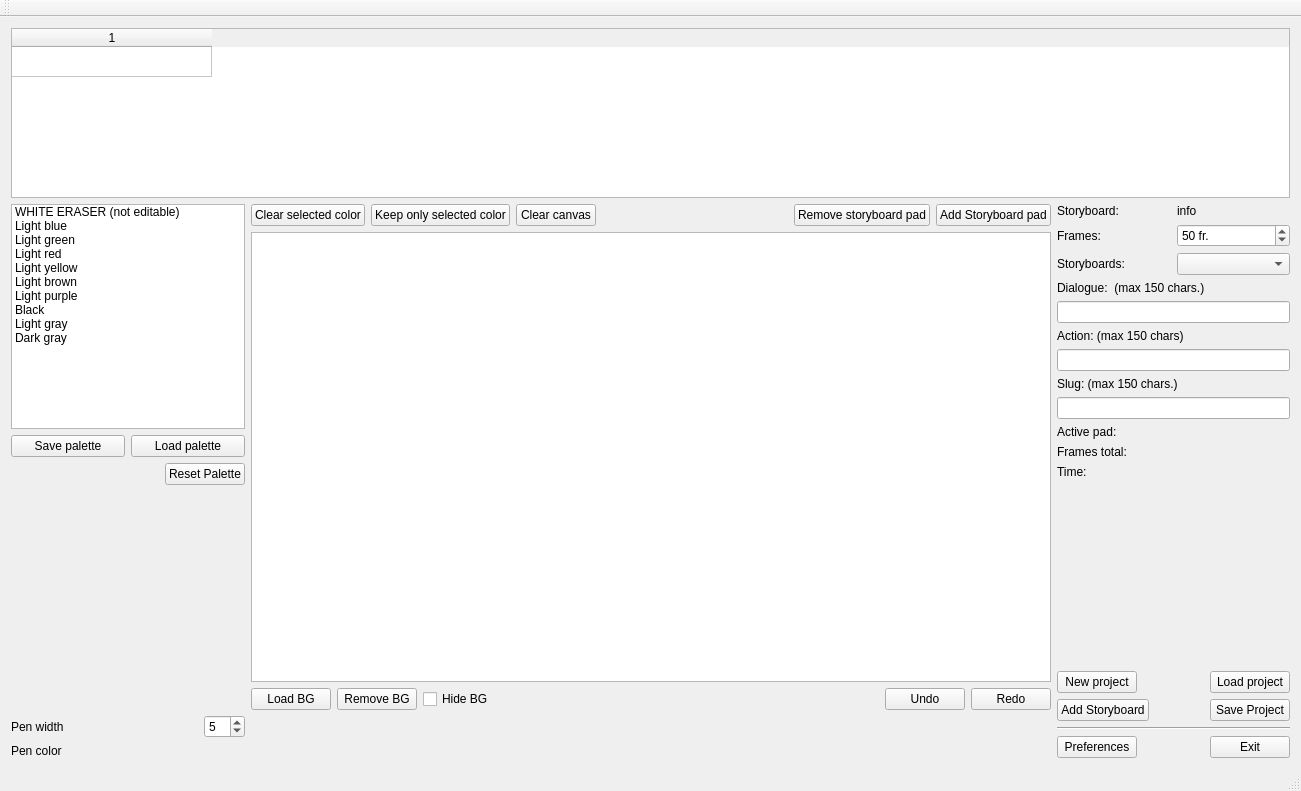
Qt form mainwindow.ui (davidlamhauge/dastoryboard) before a commit.
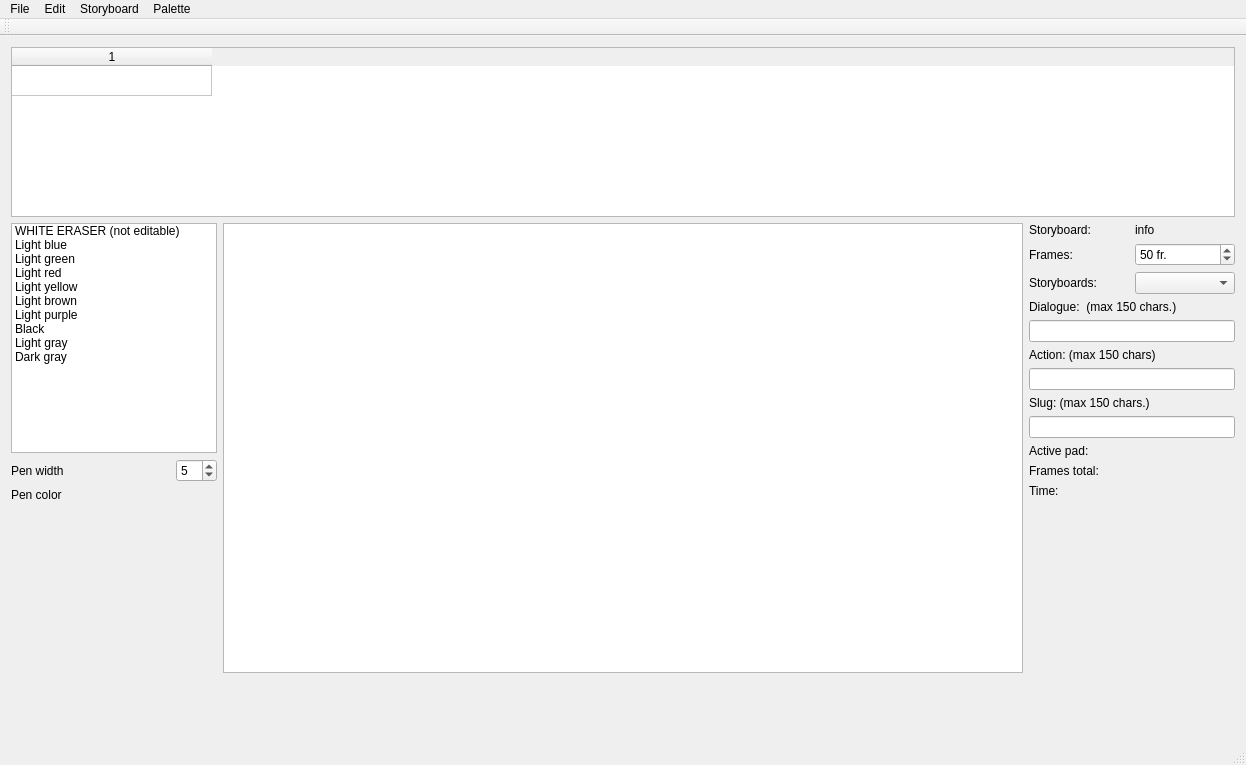
The same form after that commit. Icons and pictures are not drawn.

Commit message: Menus implemented. Buttons removed from UI

Patch:
```diff
--- a/mainwindow.ui
+++ b/mainwindow.ui
@@ -6,8 +6,8 @@
    <rect>
     <x>0</x>
     <y>0</y>
-    <width>1301</width>
-    <height>791</height>
+    <width>1246</width>
+    <height>765</height>
    </rect>
   </property>
   <property name="sizePolicy">
@@ -24,7 +24,7 @@
     <normaloff>icon.png</normaloff>icon.png</iconset>
   </property>
   <widget class="QWidget" name="centralWidget">
-   <layout class="QVBoxLayout" name="verticalLayout_7">
+   <layout class="QVBoxLayout" name="verticalLayout_4">
     <item>
      <widget class="QTableWidget" name="twStoryboard">
       <property name="minimumSize">
@@ -89,7 +89,7 @@
      </widget>
     </item>
     <item>
-     <layout class="QHBoxLayout" name="horizontalLayout_12">
+     <layout class="QHBoxLayout" name="horizontalLayout_4">
       <item>
        <layout class="QVBoxLayout" name="verticalLayout_5">
         <item>
@@ -197,61 +197,6 @@
           </item>
          </widget>
         </item>
-        <item>
-         <layout class="QHBoxLayout" name="horizontalLayout_8">
-          <item>
-           <widget class="QPushButton" name="btnSavePal">
-            <property name="text">
-             <string>Save palette</string>
-            </property>
-           </widget>
-          </item>
-          <item>
-           <widget class="QPushButton" name="btnLoadPal">
-            <property name="text">
-             <string>Load palette</string>
-            </property>
-           </widget>
-          </item>
-         </layout>
-        </item>
-        <item>
-         <layout class="QHBoxLayout" name="horizontalLayout_9">
-          <item>
-           <spacer name="horizontalSpacer_5">
-            <property name="orientation">
-             <enum>Qt::Horizontal</enum>
-            </property>
-            <property name="sizeHint" stdset="0">
-             <size>
-              <width>40</width>
-              <height>20</height>
-             </size>
-            </property>
-           </spacer>
-          </item>
-          <item>
-           <widget class="QPushButton" name="btnResetPal">
-            <property name="text">
-             <string>Reset Palette</string>
-            </property>
-           </widget>
-          </item>
-         </layout>
-        </item>
-        <item>
-         <spacer name="verticalSpacer_3">
-          <property name="orientation">
-           <enum>Qt::Vertical</enum>
-          </property>
-          <property name="sizeHint" stdset="0">
-           <size>
-            <width>20</width>
-            <height>40</height>
-           </size>
-          </property>
-         </spacer>
-        </item>
         <item>
          <layout class="QHBoxLayout" name="horizontalLayout_10">
           <item>
@@ -302,62 +247,23 @@
           </property>
          </widget>
         </item>
-       </layout>
-      </item>
       <item>
-       <layout class="QVBoxLayout" name="verticalLayout_4">
-        <item>
-         <layout class="QHBoxLayout" name="horizontalLayout_17">
-          <item>
-           <widget class="QPushButton" name="btnClearSelColor">
-            <property name="text">
-             <string>Clear selected color</string>
-            </property>
-           </widget>
-          </item>
-          <item>
-           <widget class="QPushButton" name="btnClearButSelColor">
-            <property name="text">
-             <string>Keep only selected color</string>
-            </property>
-           </widget>
-          </item>
-          <item>
-           <widget class="QPushButton" name="btnClearCanvas">
-            <property name="text">
-             <string>Clear canvas</string>
-            </property>
-           </widget>
-          </item>
-          <item>
-           <spacer name="horizontalSpacer_4">
+         <spacer name="verticalSpacer_3">
             <property name="orientation">
-             <enum>Qt::Horizontal</enum>
+           <enum>Qt::Vertical</enum>
             </property>
             <property name="sizeHint" stdset="0">
              <size>
-              <width>40</width>
-              <height>20</height>
+            <width>20</width>
+            <height>40</height>
              </size>
             </property>
            </spacer>
           </item>
-          <item>
-           <widget class="QPushButton" name="btnRemoveStoryboardPad">
-            <property name="text">
-             <string>Remove storyboard pad</string>
-            </property>
-           </widget>
-          </item>
-          <item>
-           <widget class="QPushButton" name="btnAddStoryboardPad">
-            <property name="text">
-             <string>Add Storyboard pad</string>
-            </property>
-           </widget>
-          </item>
-         </layout>
-        </item>
+       </layout>
+      </item>
+      <item>
+       <layout class="QVBoxLayout" name="verticalLayout_3">
         <item>
          <widget class="QGraphicsView" name="gvSketchPad">
           <property name="sizePolicy">
@@ -389,58 +295,6 @@
           </property>
          </widget>
         </item>
-        <item>
-         <layout class="QHBoxLayout" name="horizontalLayout_4">
-          <item>
-           <widget class="QPushButton" name="btnLoadBG">
-            <property name="text">
-             <string>Load BG</string>
-            </property>
-           </widget>
-          </item>
-          <item>
-           <widget class="QPushButton" name="btnRemoveBG">
-            <property name="text">
-             <string>Remove BG</string>
-            </property>
-           </widget>
-          </item>
-          <item>
-           <widget class="QCheckBox" name="cbBG">
-            <property name="text">
-             <string>Hide BG</string>
-            </property>
-           </widget>
-          </item>
-          <item>
-           <spacer name="horizontalSpacer_7">
-            <property name="orientation">
-             <enum>Qt::Horizontal</enum>
-            </property>
-            <property name="sizeHint" stdset="0">
-             <size>
-              <width>40</width>
-              <height>20</height>
-             </size>
-            </property>
-           </spacer>
-          </item>
-          <item>
-           <widget class="QPushButton" name="btnUndo">
-            <property name="text">
-             <string>Undo</string>
-            </property>
-           </widget>
-          </item>
-          <item>
-           <widget class="QPushButton" name="btnRedo">
-            <property name="text">
-             <string>Redo</string>
-            </property>
-           </widget>
-          </item>
-         </layout>
-        </item>
         <item>
          <spacer name="verticalSpacer_2">
           <property name="orientation">
@@ -448,16 +302,14 @@
           </property>
           <property name="sizeHint" stdset="0">
            <size>
-            <width>797</width>
-            <height>13</height>
+            <width>20</width>
+            <height>40</height>
            </size>
           </property>
          </spacer>
         </item>
        </layout>
       </item>
-      <item>
-       <layout class="QVBoxLayout" name="verticalLayout_6">
         <item>
          <layout class="QVBoxLayout" name="verticalLayout_2">
           <item>
@@ -570,6 +422,27 @@
           </item>
           <item>
            <layout class="QGridLayout" name="gridLayout_2">
+          <item row="0" column="0">
+           <widget class="QLabel" name="labActivePadText">
+            <property name="text">
+             <string>Active pad:</string>
+            </property>
+           </widget>
+          </item>
+          <item row="1" column="0">
+           <widget class="QLabel" name="labFrameCountText">
+            <property name="text">
+             <string>Frames total:</string>
+            </property>
+           </widget>
+          </item>
+          <item row="0" column="1">
+           <widget class="QLabel" name="labActivePadValue">
+            <property name="text">
+             <string/>
+            </property>
+           </widget>
+          </item>
             <item row="2" column="0">
              <widget class="QLabel" name="labTimeText">
               <property name="text">
@@ -577,13 +450,6 @@
               </property>
              </widget>
             </item>
-            <item row="2" column="1">
-             <widget class="QLabel" name="labTimeValue">
-              <property name="text">
-               <string/>
-              </property>
-             </widget>
-            </item>
             <item row="1" column="1">
              <widget class="QLabel" name="labFramesCountValue">
               <property name="text">
@@ -591,34 +457,14 @@
               </property>
              </widget>
             </item>
-            <item row="0" column="1">
-             <widget class="QLabel" name="labActivePadValue">
+          <item row="2" column="1">
+           <widget class="QLabel" name="labTimeValue">
               <property name="text">
                <string/>
               </property>
              </widget>
             </item>
-            <item row="1" column="0">
-             <widget class="QLabel" name="labFrameCountText">
-              <property name="text">
-               <string>Frames total:</string>
-              </property>
-             </widget>
-            </item>
-            <item row="0" column="0">
-             <widget class="QLabel" name="labActivePadText">
-              <property name="text">
-               <string>Active pad:</string>
-              </property>
-             </widget>
-            </item>
-           </layout>
-          </item>
-         </layout>
-        </item>
-        <item>
-         <layout class="QVBoxLayout" name="verticalLayout_3">
-          <item>
+          <item row="3" column="1">
            <spacer name="verticalSpacer">
             <property name="orientation">
              <enum>Qt::Vertical</enum>
@@ -631,106 +477,6 @@
             </property>
            </spacer>
           </item>
-          <item>
-           <layout class="QHBoxLayout" name="horizontalLayout_11">
-            <item>
-             <widget class="QPushButton" name="btnNewProject">
-              <property name="text">
-               <string>New project</string>
-              </property>
-             </widget>
-            </item>
-            <item>
-             <spacer name="horizontalSpacer_8">
-              <property name="orientation">
-               <enum>Qt::Horizontal</enum>
-              </property>
-              <property name="sizeHint" stdset="0">
-               <size>
-                <width>40</width>
-                <height>20</height>
-               </size>
-              </property>
-             </spacer>
-            </item>
-            <item>
-             <widget class="QPushButton" name="btnLoadProject">
-              <property name="text">
-               <string>Load project</string>
-              </property>
-             </widget>
-            </item>
-           </layout>
-          </item>
-          <item>
-           <layout class="QHBoxLayout" name="horizontalLayout_5">
-            <item>
-             <widget class="QPushButton" name="btnAddStoryboard">
-              <property name="text">
-               <string>Add Storyboard</string>
-              </property>
-             </widget>
-            </item>
-            <item>
-             <spacer name="horizontalSpacer_2">
-              <property name="orientation">
-               <enum>Qt::Horizontal</enum>
-              </property>
-              <property name="sizeHint" stdset="0">
-               <size>
-                <width>40</width>
-                <height>20</height>
-               </size>
-              </property>
-             </spacer>
-            </item>
-            <item>
-             <widget class="QPushButton" name="btnSaveProject">
-              <property name="text">
-               <string>Save Project</string>
-              </property>
-             </widget>
-            </item>
-           </layout>
-          </item>
-          <item>
-           <widget class="Line" name="line">
-            <property name="orientation">
-             <enum>Qt::Horizontal</enum>
-            </property>
-           </widget>
-          </item>
-          <item>
-           <layout class="QHBoxLayout" name="horizontalLayout_6">
-            <item>
-             <widget class="QPushButton" name="btnPreferences">
-              <property name="text">
-               <string>Preferences</string>
-              </property>
-             </widget>
-            </item>
-            <item>
-             <spacer name="horizontalSpacer">
-              <property name="orientation">
-               <enum>Qt::Horizontal</enum>
-              </property>
-              <property name="sizeHint" stdset="0">
-               <size>
-                <width>40</width>
-                <height>20</height>
-               </size>
-              </property>
-             </spacer>
-            </item>
-            <item>
-             <widget class="QPushButton" name="btnExit">
-              <property name="text">
-               <string>Exit</string>
-              </property>
-             </widget>
-            </item>
-           </layout>
-          </item>
          </layout>
         </item>
        </layout>
@@ -744,10 +490,63 @@
     <rect>
      <x>0</x>
      <y>0</y>
-     <width>1301</width>
+     <width>1246</width>
      <height>26</height>
     </rect>
    </property>
+   <widget class="QMenu" name="menuFile">
+    <property name="title">
+     <string>File</string>
+    </property>
+    <addaction name="actionNew_project"/>
+    <addaction name="actionOpen_project"/>
+    <addaction name="actionSave_Project"/>
+    <addaction name="separator"/>
+    <addaction name="actionPreferences"/>
+    <addaction name="separator"/>
+    <addaction name="actionExit"/>
+   </widget>
+   <widget class="QMenu" name="menuEdit">
+    <property name="title">
+     <string>Edit</string>
+    </property>
+    <addaction name="actionUndo"/>
+    <addaction name="actionRedo"/>
+    <addaction name="separator"/>
+    <addaction name="actionClear_Pad"/>
+    <addaction name="actionClear_selected_color"/>
+    <addaction name="actionKeep_only_selected_color"/>
+    <addaction name="separator"/>
+   </widget>
+   <widget class="QMenu" name="menuPalette">
+    <property name="title">
+     <string>Palette</string>
+    </property>
+    <addaction name="actionSave_palette"/>
+    <addaction name="actionLoad_palette"/>
+    <addaction name="separator"/>
+    <addaction name="actionReset_Palette"/>
+   </widget>
+   <widget class="QMenu" name="menuStoryboard">
+    <property name="title">
+     <string>Storyboard</string>
+    </property>
+    <addaction name="actionAdd_Pad"/>
+    <addaction name="actionRemove_Pad"/>
+    <addaction name="actionInsert_Pad"/>
+    <addaction name="separator"/>
+    <addaction name="actionLoad_Background"/>
+    <addaction name="actionRemove_Background"/>
+    <addaction name="actionHide_Background"/>
+    <addaction name="actionToggle_overlay"/>
+    <addaction name="separator"/>
+    <addaction name="actionMove_Pad_back"/>
+    <addaction name="actionMove_Pad_forward"/>
+   </widget>
+   <addaction name="menuFile"/>
+   <addaction name="menuEdit"/>
+   <addaction name="menuStoryboard"/>
+   <addaction name="menuPalette"/>
   </widget>
   <widget class="QToolBar" name="mainToolBar">
    <property name="sizePolicy">
@@ -764,6 +563,158 @@
    </attribute>
   </widget>
   <widget class="QStatusBar" name="statusBar"/>
+  <action name="actionNew_project">
+   <property name="text">
+    <string>New Project</string>
+   </property>
+   <property name="shortcut">
+    <string notr="true">Ctrl+N</string>
+   </property>
+  </action>
+  <action name="actionOpen_project">
+   <property name="text">
+    <string>Open Project</string>
+   </property>
+   <property name="shortcut">
+    <string notr="true">Ctrl+O</string>
+   </property>
+  </action>
+  <action name="actionSave_Project">
+   <property name="text">
+    <string>Save Project</string>
+   </property>
+   <property name="shortcut">
+    <string notr="true">Ctrl+S</string>
+   </property>
+  </action>
+  <action name="actionUndo">
+   <property name="text">
+    <string>Undo</string>
+   </property>
+   <property name="shortcut">
+    <string notr="true">Ctrl+Z</string>
+   </property>
+  </action>
+  <action name="actionRedo">
+   <property name="text">
+    <string>Redo</string>
+   </property>
+   <property name="shortcut">
+    <string notr="true">Ctrl+Shift+Z</string>
+   </property>
+  </action>
+  <action name="actionPreferences">
+   <property name="text">
+    <string>Preferences</string>
+   </property>
+   <property name="shortcut">
+    <string notr="true">Ctrl+,</string>
+   </property>
+  </action>
+  <action name="actionExit">
+   <property name="text">
+    <string>Exit</string>
+   </property>
+   <property name="shortcut">
+    <string notr="true">Ctrl+Q</string>
+   </property>
+  </action>
+  <action name="actionClear_Pad">
+   <property name="text">
+    <string>Clear Pad</string>
+   </property>
+  </action>
+  <action name="actionClear_selected_color">
+   <property name="text">
+    <string>Clear selected color</string>
+   </property>
+  </action>
+  <action name="actionKeep_only_selected_color">
+   <property name="text">
+    <string>Keep only selected color</string>
+   </property>
+  </action>
+  <action name="actionSave_palette">
+   <property name="text">
+    <string>Save palette</string>
+   </property>
+  </action>
+  <action name="actionLoad_palette">
+   <property name="text">
+    <string>Load palette</string>
+   </property>
+  </action>
+  <action name="actionReset_Palette">
+   <property name="text">
+    <string> Reset palette</string>
+   </property>
+  </action>
+  <action name="actionAdd_Pad">
+   <property name="text">
+    <string>Add Pad</string>
+   </property>
+   <property name="shortcut">
+    <string notr="true">Ctrl++</string>
+   </property>
+  </action>
+  <action name="actionRemove_Pad">
+   <property name="text">
+    <string>Remove Pad</string>
+   </property>
+   <property name="shortcut">
+    <string notr="true">Ctrl+-</string>
+   </property>
+  </action>
+  <action name="actionInsert_Pad">
+   <property name="text">
+    <string>Insert Pad</string>
+   </property>
+   <property name="shortcut">
+    <string notr="true">Ctrl+I</string>
+   </property>
+  </action>
+  <action name="actionLoad_Background">
+   <property name="text">
+    <string>Load Background</string>
+   </property>
+  </action>
+  <action name="actionRemove_Background">
+   <property name="text">
+    <string>Remove Background</string>
+   </property>
+  </action>
+  <action name="actionHide_Background">
+   <property name="checkable">
+    <bool>true</bool>
+   </property>
+   <property name="text">
+    <string>Toggle Background</string>
+   </property>
+  </action>
+  <action name="actionMove_Pad_back">
+   <property name="text">
+    <string>Move Pad left</string>
+   </property>
+   <property name="shortcut">
+    <string notr="true">Ctrl+Left</string>
+   </property>
+  </action>
+  <action name="actionMove_Pad_forward">
+   <property name="text">
+    <string>Move Pad right</string>
+   </property>
+   <property name="shortcut">
+    <string notr="true">Ctrl+Right</string>
+   </property>
+  </action>
+  <action name="actionToggle_overlay">
+   <property name="checkable">
+    <bool>true</bool>
+   </property>
+   <property name="text">
+    <string>Toggle overlay</string>
+   </property>
+  </action>
  </widget>
  <layoutdefault spacing="6" margin="11"/>
  <resources/>
```
Lines whose indentation alone changed are shown as unchanged. The commit also changes 6 other files.
